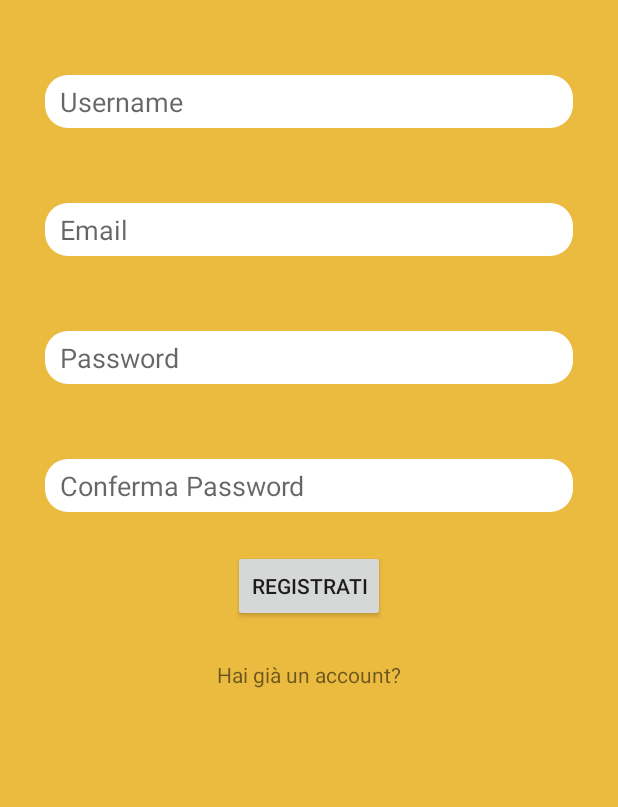
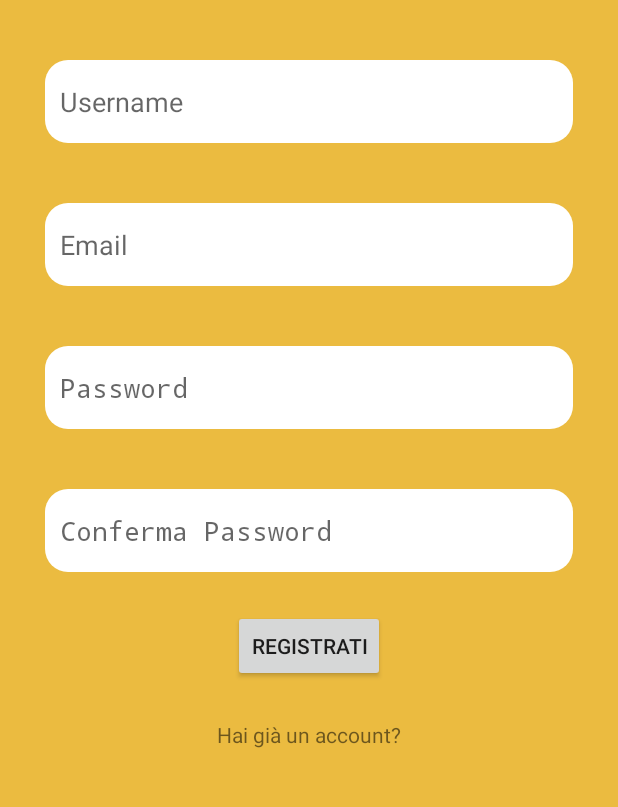
Before and after one commit to MauroMuratore/BeerApp, an Android app built with Jetpack Compose: the layout activity_sign_up.xml on its own in the app's theme, with its tools: preview values and no code run, on a phone screen of 412 x 824 dp, the part 268-1075 px from its top. Run offline under Robolectric (Android 15) with nearby library versions, the phone set to English and light mode, and no system bars.

Commit message:
finito il core dell'autenticazione
sono state completate le funzioni di signup e login, con il collegamento a firebase authenticator, bisogna aggiungere quello a firebase realtime database. Inoltre sono stati rinominati i corrispettivi layout per essere più coerenti

```diff
--- a/app/build.gradle.kts
+++ b/app/build.gradle.kts
@@ -61,6 +61,7 @@ dependencies {
     implementation("androidx.compose.ui:ui-tooling-preview")
     implementation("androidx.compose.material3:material3")
     implementation(platform("com.google.firebase:firebase-bom:32.3.1"))
+    implementation("com.google.firebase:firebase-auth-ktx")
     testImplementation("junit:junit:4.13.2")
     androidTestImplementation("androidx.test.ext:junit:1.1.5")
     androidTestImplementation("androidx.test.espresso:espresso-core:3.5.1")
--- a/app/src/main/res/layout/activity_sign_in.xml
+++ b/app/src/main/res/layout/activity_sign_up.xml
@@ -24,10 +24,10 @@
         android:id="@+id/etUsername"
         android:layout_width="match_parent"
         android:layout_height="wrap_content"
-        android:layout_marginTop="50dp"
+        android:layout_marginTop="40dp"
         android:layout_marginHorizontal="30dp"
         android:background="@drawable/et_style"
-        android:paddingVertical="5dp"
+        android:paddingVertical="15dp"
         android:paddingStart="10dp"
         android:ems="10"
         android:inputType="text"
@@ -37,46 +37,48 @@
         android:id="@+id/etEmail"
         android:layout_width="match_parent"
         android:layout_height="wrap_content"
-        android:layout_marginTop="50dp"
+        android:layout_marginTop="40dp"
         android:layout_marginHorizontal="30dp"
         android:background="@drawable/et_style"
-        android:paddingVertical="5dp"
+        android:paddingVertical="15dp"
         android:paddingStart="10dp"
         android:ems="10"
-        android:inputType="text"
+        android:inputType="textEmailAddress"
         android:hint="Email" />
 
     <EditText
         android:id="@+id/etPassword"
         android:layout_width="match_parent"
         android:layout_height="wrap_content"
-        android:layout_marginTop="50dp"
+        android:layout_marginTop="40dp"
         android:layout_marginHorizontal="30dp"
         android:background="@drawable/et_style"
-        android:paddingVertical="5dp"
+        android:paddingVertical="15dp"
         android:paddingStart="10dp"
         android:ems="10"
-        android:inputType="textVisiblePassword"
+        android:inputType="textPassword"
         android:hint="Password" />
 
     <EditText
         android:id="@+id/etConfermaPassword"
         android:layout_width="match_parent"
         android:layout_height="wrap_content"
-        android:layout_marginTop="50dp"
+        android:layout_marginTop="40dp"
         android:layout_marginHorizontal="30dp"
         android:background="@drawable/et_style"
-        android:paddingVertical="5dp"
+        android:paddingVertical="15dp"
         android:paddingStart="10dp"
         android:ems="10"
-        android:inputType="textVisiblePassword"
+        android:inputType="textPassword"
         android:hint="Conferma Password" />
 
     <Button
+        android:id="@+id/btnSignup"
         android:layout_width="wrap_content"
         android:layout_height="wrap_content"
         android:layout_margin="25dp"
         android:layout_gravity="center_horizontal"
+        android:onClick="createUser"
         android:text="Registrati"
         />
 
@@ -85,6 +87,7 @@
         android:layout_width="wrap_content"
         android:layout_height="wrap_content"
         android:layout_gravity="center_horizontal"
+        android:onClick="switchToLogin"
         android:text="Hai già un account?" />
 
 
```
Also changed, not shown: app/src/main/AndroidManifest.xml (+16 -4 lines), app/src/main/java/com/dustolab/beerapp/auth/LoginActivity.kt (added, +45 -0 lines), app/src/main/java/com/dustolab/beerapp/auth/SignupActivity.kt (added, +53 -0 lines), app/src/main/res/layout/activity_log_in.xml (+10 -7 lines).
